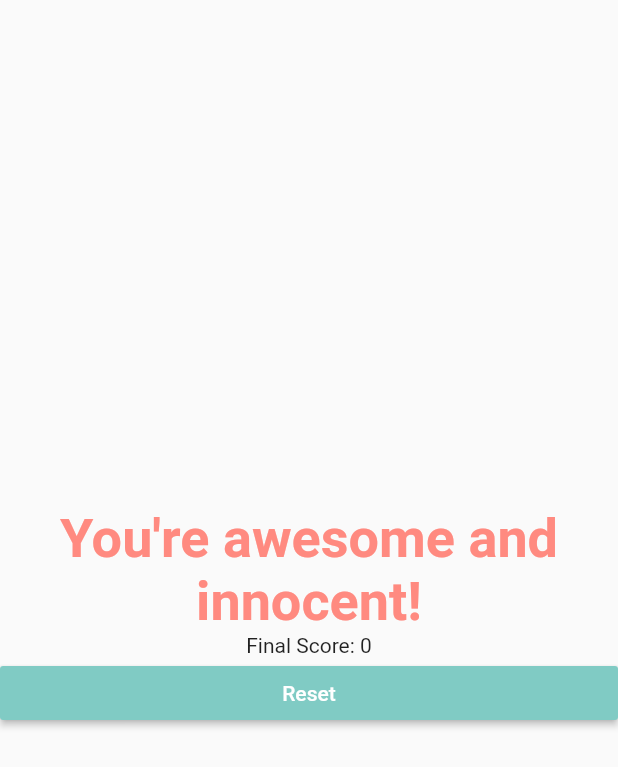
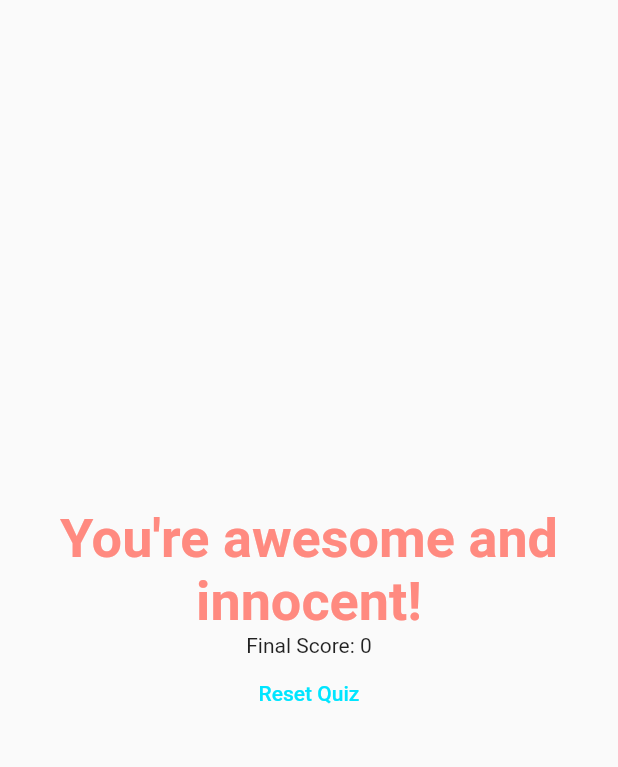
Before and after one commit to EricOgata/first_flutter_app, a Flutter app: the Result widget shown alone on an empty page, opened directly with empty values, on a phone screen of 412 x 824 dp. Shown: the top 767 px of the screen. Run offline on Flutter 3.47's test engine with Material 2 defaults, Android fonts, the phone set to English and light mode, and no system bars.

```diff
--- a/lib/result.dart
+++ b/lib/result.dart
@@ -1,6 +1,4 @@
 import 'package:flutter/material.dart';
-
-import './answer.dart';
 
 class Result extends StatelessWidget {
   final Function restartFunction;
@@ -27,7 +25,9 @@ class Result extends StatelessWidget {
 
   @override
   Widget build(BuildContext context) {
-    return Column(
+    return Container(
+      width: double.infinity,
+      child: Column(
         mainAxisAlignment: MainAxisAlignment.center,
         crossAxisAlignment: CrossAxisAlignment.center,
         children: [
@@ -41,8 +41,13 @@ class Result extends StatelessWidget {
             ),
           ),
           Text('Final Score: ' + finalScore.toString()),
-        AnswerButton('Reset', this.restartFunction),
+          FlatButton(
+            onPressed: this.restartFunction,
+            child: Text('Reset Quiz'),
+            textColor: Colors.cyanAccent[400],
+          ),
         ],
+      ),
     );
   }
 }
```
Also changed, not shown: 1 other file. Lines whose indentation alone changed are shown as unchanged.
